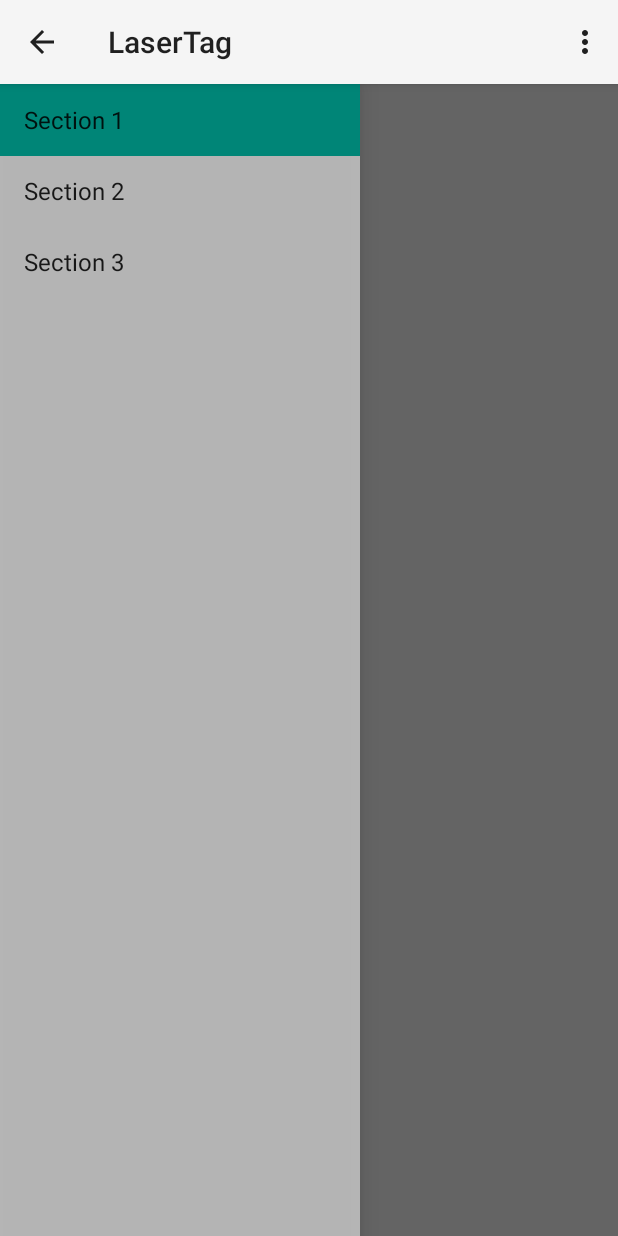
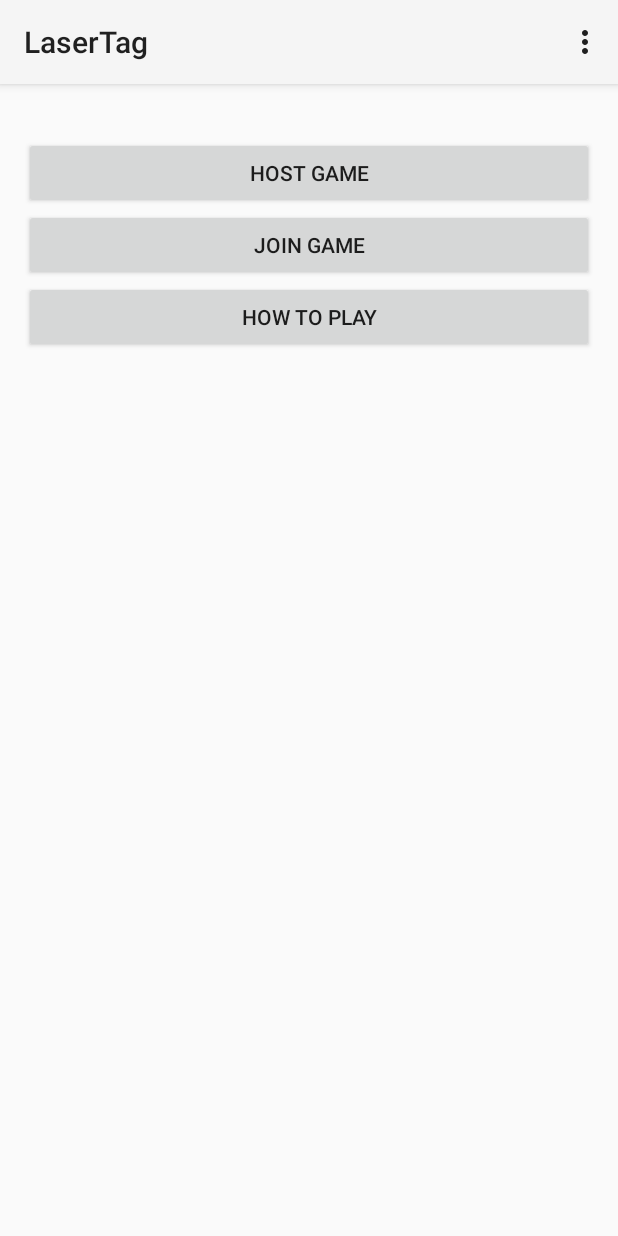
Before and after one commit to EpicVS/HackCMU2015, an Android app: the screen it shows after launch (MainActivity), on a phone screen of 412 x 824 dp. Run offline under Robolectric (Android 15) with nearby library versions, the phone set to English and light mode, and no system bars.

Commit message:
added main screen

```diff
--- a/app/src/main/java/hackcmu/lasertag/MainActivity.java
+++ b/app/src/main/java/hackcmu/lasertag/MainActivity.java
@@ -1,93 +1,23 @@
 package hackcmu.lasertag;
 
 import android.app.Activity;
-
-import android.app.ActionBar;
-import android.app.Fragment;
-import android.app.FragmentManager;
-import android.content.Context;
-import android.os.Build;
 import android.os.Bundle;
-import android.view.Gravity;
-import android.view.LayoutInflater;
 import android.view.Menu;
 import android.view.MenuItem;
-import android.view.View;
-import android.view.ViewGroup;
-import android.support.v4.widget.DrawerLayout;
-import android.widget.ArrayAdapter;
-import android.widget.TextView;
 
-public class MainActivity extends Activity
-        implements NavigationDrawerFragment.NavigationDrawerCallbacks {
-
-    /**
-     * Fragment managing the behaviors, interactions and presentation of the navigation drawer.
-     */
-    private NavigationDrawerFragment mNavigationDrawerFragment;
-
-    /**
-     * Used to store the last screen title. For use in {@link #restoreActionBar()}.
-     */
-    private CharSequence mTitle;
+public class MainActivity extends Activity {
 
     @Override
     protected void onCreate(Bundle savedInstanceState) {
         super.onCreate(savedInstanceState);
         setContentView(R.layout.activity_main);
-
-        mNavigationDrawerFragment = (NavigationDrawerFragment)
-                getFragmentManager().findFragmentById(R.id.navigation_drawer);
-        mTitle = getTitle();
-
-        // Set up the drawer.
-        mNavigationDrawerFragment.setUp(
-                R.id.navigation_drawer,
-                (DrawerLayout) findViewById(R.id.drawer_layout));
     }
 
     @Override
-    public void onNavigationDrawerItemSelected(int position) {
-        // update the main content by replacing fragments
-        FragmentManager fragmentManager = getFragmentManager();
-        fragmentManager.beginTransaction()
-                .replace(R.id.container, PlaceholderFragment.newInstance(position + 1))
-                .commit();
-    }
-
-    public void onSectionAttached(int number) {
-        switch (number) {
-            case 1:
-                mTitle = getString(R.string.title_section1);
-                break;
-            case 2:
-                mTitle = getString(R.string.title_section2);
-                break;
-            case 3:
-                mTitle = getString(R.string.title_section3);
-                break;
-        }
-    }
-
-    public void restoreActionBar() {
-        ActionBar actionBar = getActionBar();
-        actionBar.setNavigationMode(ActionBar.NAVIGATION_MODE_STANDARD);
-        actionBar.setDisplayShowTitleEnabled(true);
-        actionBar.setTitle(mTitle);
-    }
-
-
-    @Override
     public boolean onCreateOptionsMenu(Menu menu) {
-        if (!mNavigationDrawerFragment.isDrawerOpen()) {
-            // Only show items in the action bar relevant to this screen
-            // if the drawer is not showing. Otherwise, let the drawer
-            // decide what to show in the action bar.
-            getMenuInflater().inflate(R.menu.main, menu);
-            restoreActionBar();
-            return true;
-        }
-        return super.onCreateOptionsMenu(menu);
+        // Inflate the menu; this adds items to the action bar if it is present.
+        getMenuInflater().inflate(R.menu.main, menu);
+        return true;
     }
 
     @Override
@@ -104,45 +34,4 @@
 
         return super.onOptionsItemSelected(item);
     }
-
-    /**
-     * A placeholder fragment containing a simple view.
-     */
-    public static class PlaceholderFragment extends Fragment {
-        /**
-         * The fragment argument representing the section number for this
-         * fragment.
-         */
-        private static final String ARG_SECTION_NUMBER = "section_number";
-
-        /**
-         * Returns a new instance of this fragment for the given section
-         * number.
-         */
-        public static PlaceholderFragment newInstance(int sectionNumber) {
-            PlaceholderFragment fragment = new PlaceholderFragment();
-            Bundle args = new Bundle();
-            args.putInt(ARG_SECTION_NUMBER, sectionNumber);
-            fragment.setArguments(args);
-            return fragment;
-        }
-
-        public PlaceholderFragment() {
-        }
-
-        @Override
-        public View onCreateView(LayoutInflater inflater, ViewGroup container,
-                                 Bundle savedInstanceState) {
-            View rootView = inflater.inflate(R.layout.fragment_main, container, false);
-            return rootView;
-        }
-
-        @Override
-        public void onAttach(Activity activity) {
-            super.onAttach(activity);
-            ((MainActivity) activity).onSectionAttached(
-                    getArguments().getInt(ARG_SECTION_NUMBER));
-        }
-    }
-
 }
--- a/app/src/main/java/hackcmu/lasertag/NavigationDrawerFragment.java
+++ /dev/null
@@ -1,282 +0,0 @@
-package hackcmu.lasertag;
-
-
-import android.app.Activity;
-import android.app.ActionBar;
-import android.app.Fragment;
-import android.support.v4.app.ActionBarDrawerToggle;
-import android.support.v4.view.GravityCompat;
-import android.support.v4.widget.DrawerLayout;
-import android.content.SharedPreferences;
-import android.content.res.Configuration;
-import android.os.Bundle;
-import android.preference.PreferenceManager;
-import android.view.LayoutInflater;
-import android.view.Menu;
-import android.view.MenuInflater;
-import android.view.MenuItem;
-import android.view.View;
-import android.view.ViewGroup;
-import android.widget.AdapterView;
-import android.widget.ArrayAdapter;
-import android.widget.ListView;
-import android.widget.Toast;
-
-/**
- * Fragment used for managing interactions for and presentation of a navigation drawer.
- * See the <a href="https://developer.android.com/design/patterns/navigation-drawer.html#Interaction">
- * design guidelines</a> for a complete explanation of the behaviors implemented here.
- */
-public class NavigationDrawerFragment extends Fragment {
-
-    /**
-     * Remember the position of the selected item.
-     */
-    private static final String STATE_SELECTED_POSITION = "selected_navigation_drawer_position";
-
-    /**
-     * Per the design guidelines, you should show the drawer on launch until the user manually
-     * expands it. This shared preference tracks this.
-     */
-    private static final String PREF_USER_LEARNED_DRAWER = "navigation_drawer_learned";
-
-    /**
-     * A pointer to the current callbacks instance (the Activity).
-     */
-    private NavigationDrawerCallbacks mCallbacks;
-
-    /**
-     * Helper component that ties the action bar to the navigation drawer.
-     */
-    private ActionBarDrawerToggle mDrawerToggle;
-
-    private DrawerLayout mDrawerLayout;
-    private ListView mDrawerListView;
-    private View mFragmentContainerView;
-
-    private int mCurrentSelectedPosition = 0;
-    private boolean mFromSavedInstanceState;
-    private boolean mUserLearnedDrawer;
-
-    public NavigationDrawerFragment() {
-    }
-
-    @Override
-    public void onCreate(Bundle savedInstanceState) {
-        super.onCreate(savedInstanceState);
-
-        // Read in the flag indicating whether or not the user has demonstrated awareness of the
-        // drawer. See PREF_USER_LEARNED_DRAWER for details.
-        SharedPreferences sp = PreferenceManager.getDefaultSharedPreferences(getActivity());
-        mUserLearnedDrawer = sp.getBoolean(PREF_USER_LEARNED_DRAWER, false);
-
-        if (savedInstanceState != null) {
-            mCurrentSelectedPosition = savedInstanceState.getInt(STATE_SELECTED_POSITION);
-            mFromSavedInstanceState = true;
-        }
-
-        // Select either the default item (0) or the last selected item.
-        selectItem(mCurrentSelectedPosition);
-    }
-
-    @Override
-    public void onActivityCreated(Bundle savedInstanceState) {
-        super.onActivityCreated(savedInstanceState);
-        // Indicate that this fragment would like to influence the set of actions in the action bar.
-        setHasOptionsMenu(true);
-    }
-
-    @Override
-    public View onCreateView(LayoutInflater inflater, ViewGroup container,
-                             Bundle savedInstanceState) {
-        mDrawerListView = (ListView) inflater.inflate(
-                R.layout.fragment_navigation_drawer, container, false);
-        mDrawerListView.setOnItemClickListener(new AdapterView.OnItemClickListener() {
-            @Override
-            public void onItemClick(AdapterView<?> parent, View view, int position, long id) {
-                selectItem(position);
-            }
-        });
-        mDrawerListView.setAdapter(new ArrayAdapter<String>(
-                getActionBar().getThemedContext(),
-                android.R.layout.simple_list_item_activated_1,
-                android.R.id.text1,
-                new String[]{
-                        getString(R.string.title_section1),
-                        getString(R.string.title_section2),
-                        getString(R.string.title_section3),
-                }));
-        mDrawerListView.setItemChecked(mCurrentSelectedPosition, true);
-        return mDrawerListView;
-    }
-
-    public boolean isDrawerOpen() {
-        return mDrawerLayout != null && mDrawerLayout.isDrawerOpen(mFragmentContainerView);
-    }
-
-    /**
-     * Users of this fragment must call this method to set up the navigation drawer interactions.
-     *
-     * @param fragmentId   The android:id of this fragment in its activity's layout.
-     * @param drawerLayout The DrawerLayout containing this fragment's UI.
-     */
-    public void setUp(int fragmentId, DrawerLayout drawerLayout) {
-        mFragmentContainerView = getActivity().findViewById(fragmentId);
-        mDrawerLayout = drawerLayout;
-
-        // set a custom shadow that overlays the main content when the drawer opens
-        mDrawerLayout.setDrawerShadow(R.drawable.drawer_shadow, GravityCompat.START);
-        // set up the drawer's list view with items and click listener
-
-        ActionBar actionBar = getActionBar();
-        actionBar.setDisplayHomeAsUpEnabled(true);
-        actionBar.setHomeButtonEnabled(true);
-
-        // ActionBarDrawerToggle ties together the the proper interactions
-        // between the navigation drawer and the action bar app icon.
-        mDrawerToggle = new ActionBarDrawerToggle(
-                getActivity(),                    /* host Activity */
-                mDrawerLayout,                    /* DrawerLayout object */
-                R.drawable.ic_drawer,             /* nav drawer image to replace 'Up' caret */
-                R.string.navigation_drawer_open,  /* "open drawer" description for accessibility */
-                R.string.navigation_drawer_close  /* "close drawer" description for accessibility */
-        ) {
-            @Override
-            public void onDrawerClosed(View drawerView) {
-                super.onDrawerClosed(drawerView);
-                if (!isAdded()) {
-                    return;
-                }
-
-                getActivity().invalidateOptionsMenu(); // calls onPrepareOptionsMenu()
-            }
-
-            @Override
-            public void onDrawerOpened(View drawerView) {
-                super.onDrawerOpened(drawerView);
-                if (!isAdded()) {
-                    return;
-                }
-
-                if (!mUserLearnedDrawer) {
-                    // The user manually opened the drawer; store this flag to prevent auto-showing
-                    // the navigation drawer automatically in the future.
-                    mUserLearnedDrawer = true;
-                    SharedPreferences sp = PreferenceManager
-                            .getDefaultSharedPreferences(getActivity());
-                    sp.edit().putBoolean(PREF_USER_LEARNED_DRAWER, true).apply();
-                }
-
-                getActivity().invalidateOptionsMenu(); // calls onPrepareOptionsMenu()
-            }
-        };
-
-        // If the user hasn't 'learned' about the drawer, open it to introduce them to the drawer,
-        // per the navigation drawer design guidelines.
-        if (!mUserLearnedDrawer && !mFromSavedInstanceState) {
-            mDrawerLayout.openDrawer(mFragmentContainerView);
-        }
-
-        // Defer code dependent on restoration of previous instance state.
-        mDrawerLayout.post(new Runnable() {
-            @Override
-            public void run() {
-                mDrawerToggle.syncState();
-            }
-        });
-
-        mDrawerLayout.setDrawerListener(mDrawerToggle);
-    }
-
-    private void selectItem(int position) {
-        mCurrentSelectedPosition = position;
-        if (mDrawerListView != null) {
-            mDrawerListView.setItemChecked(position, true);
-        }
-        if (mDrawerLayout != null) {
-            mDrawerLayout.closeDrawer(mFragmentContainerView);
-        }
-        if (mCallbacks != null) {
-            mCallbacks.onNavigationDrawerItemSelected(position);
-        }
-    }
-
-    @Override
-    public void onAttach(Activity activity) {
-        super.onAttach(activity);
-        try {
-            mCallbacks = (NavigationDrawerCallbacks) activity;
-        } catch (ClassCastException e) {
-            throw new ClassCastException("Activity must implement NavigationDrawerCallbacks.");
-        }
-    }
-
-    @Override
-    public void onDetach() {
-        super.onDetach();
-        mCallbacks = null;
-    }
-
-    @Override
-    public void onSaveInstanceState(Bundle outState) {
-        super.onSaveInstanceState(outState);
-        outState.putInt(STATE_SELECTED_POSITION, mCurrentSelectedPosition);
-    }
-
-    @Override
-    public void onConfigurationChanged(Configuration newConfig) {
-        super.onConfigurationChanged(newConfig);
-        // Forward the new configuration the drawer toggle component.
-        mDrawerToggle.onConfigurationChanged(newConfig);
-    }
-
-    @Override
-    public void onCreateOptionsMenu(Menu menu, MenuInflater inflater) {
-        // If the drawer is open, show the global app actions in the action bar. See also
-        // showGlobalContextActionBar, which controls the top-left area of the action bar.
-        if (mDrawerLayout != null && isDrawerOpen()) {
-            inflater.inflate(R.menu.global, menu);
-            showGlobalContextActionBar();
-        }
-        super.onCreateOptionsMenu(menu, inflater);
-    }
-
-    @Override
-    public boolean onOptionsItemSelected(MenuItem item) {
-        if (mDrawerToggle.onOptionsItemSelected(item)) {
-            return true;
-        }
-
-        if (item.getItemId() == R.id.action_example) {
-            Toast.makeText(getActivity(), "Example action.", Toast.LENGTH_SHORT).show();
-            return true;
-        }
-
-        return super.onOptionsItemSelected(item);
-    }
-
-    /**
-     * Per the navigation drawer design guidelines, updates the action bar to show the global app
-     * 'context', rather than just what's in the current screen.
-     */
-    private void showGlobalContextActionBar() {
-        ActionBar actionBar = getActionBar();
-        actionBar.setDisplayShowTitleEnabled(true);
-        actionBar.setNavigationMode(ActionBar.NAVIGATION_MODE_STANDARD);
-        actionBar.setTitle(R.string.app_name);
-    }
-
-    private ActionBar getActionBar() {
-        return getActivity().getActionBar();
-    }
-
-    /**
-     * Callbacks interface that all activities using this fragment must implement.
-     */
-    public static interface NavigationDrawerCallbacks {
-        /**
-         * Called when an item in the navigation drawer is selected.
-         */
-        void onNavigationDrawerItemSelected(int position);
-    }
-}
--- a/app/src/main/res/layout/activity_main.xml
+++ b/app/src/main/res/layout/activity_main.xml
@@ -1,24 +1,32 @@
-<!-- A DrawerLayout is intended to be used as the top-level content view using match_parent for both width and height to consume the full space available. -->
-<android.support.v4.widget.DrawerLayout xmlns:android="http://schemas.android.com/apk/res/android"
-    xmlns:tools="http://schemas.android.com/tools" android:id="@+id/drawer_layout"
-    android:layout_width="match_parent" android:layout_height="match_parent"
-    tools:context=".MainActivity">
+<LinearLayout xmlns:android="http://schemas.android.com/apk/res/android"
+    xmlns:tools="http://schemas.android.com/tools"
+    android:paddingLeft="@dimen/activity_horizontal_margin"
+    android:paddingRight="@dimen/activity_horizontal_margin"
+    android:paddingTop="@dimen/activity_vertical_margin"
+    android:paddingBottom="@dimen/activity_vertical_margin"
+    android:layout_width="match_parent"
+    android:layout_height="match_parent"
+    android:orientation="vertical" >>
 
-    <!-- As the main content view, the view below consumes the entire
-         space available using match_parent in both dimensions. -->
-    <FrameLayout android:id="@+id/container" android:layout_width="match_parent"
-        android:layout_height="match_parent" />
+    <TextView android:id="@+id/section_label" android:layout_width="wrap_content"
+        android:layout_height="wrap_content" />
 
-    <!-- android:layout_gravity="start" tells DrawerLayout to treat
-         this as a sliding drawer on the left side for left-to-right
-         languages and on the right side for right-to-left languages.
-         If you're not building against API 17 or higher, use
-         android:layout_gravity="left" instead. -->
-    <!-- The drawer is given a fixed width in dp and extends the full height of
-         the container. -->
-    <fragment android:id="@+id/navigation_drawer"
-        android:layout_width="@dimen/navigation_drawer_width" android:layout_height="match_parent"
-        android:layout_gravity="start" android:name="hackcmu.lasertag.NavigationDrawerFragment"
-        tools:layout="@layout/fragment_navigation_drawer" />
+    <Button
+        android:layout_width="fill_parent"
+        android:layout_height="wrap_content"
+        android:text="Host Game"
+        android:id="@+id/host_game_btn" />
 
-</android.support.v4.widget.DrawerLayout>
+    <Button
+        android:layout_width="fill_parent"
+        android:layout_height="wrap_content"
+        android:text="Join Game"
+        android:id="@+id/join_game_btn" />
+
+    <Button
+        android:layout_width="fill_parent"
+        android:layout_height="wrap_content"
+        android:text="How to Play"
+        android:id="@+id/how_to_play_btn" />
+
+</LinearLayout>
--- a/app/src/main/res/layout/fragment_main.xml
+++ /dev/null
@@ -1,12 +0,0 @@
-<RelativeLayout xmlns:android="http://schemas.android.com/apk/res/android"
-    xmlns:tools="http://schemas.android.com/tools" android:layout_width="match_parent"
-    android:layout_height="match_parent" android:paddingLeft="@dimen/activity_horizontal_margin"
-    android:paddingRight="@dimen/activity_horizontal_margin"
-    android:paddingTop="@dimen/activity_vertical_margin"
-    android:paddingBottom="@dimen/activity_vertical_margin"
-    tools:context=".MainActivity$PlaceholderFragment">
-
-    <TextView android:id="@+id/section_label" android:layout_width="wrap_content"
-        android:layout_height="wrap_content" />
-
-</RelativeLayout>
--- a/app/src/main/res/layout/fragment_navigation_drawer.xml
+++ /dev/null
@@ -1,5 +0,0 @@
-<ListView xmlns:android="http://schemas.android.com/apk/res/android"
-    xmlns:tools="http://schemas.android.com/tools" android:layout_width="match_parent"
-    android:layout_height="match_parent" android:choiceMode="singleChoice"
-    android:divider="@android:color/transparent" android:dividerHeight="0dp"
-    android:background="#cccc" tools:context=".NavigationDrawerFragment" />
--- a/app/src/main/res/menu/main.xml
+++ b/app/src/main/res/menu/main.xml
@@ -1,7 +1,5 @@
 <menu xmlns:android="http://schemas.android.com/apk/res/android"
     xmlns:tools="http://schemas.android.com/tools" tools:context=".MainActivity">
-    <item android:id="@+id/action_example" android:title="@string/action_example"
-        android:showAsAction="withText|ifRoom" />
     <item android:id="@+id/action_settings" android:title="@string/action_settings"
         android:orderInCategory="100" android:showAsAction="never" />
 </menu>
```
Also changed, not shown: 1 other file.
